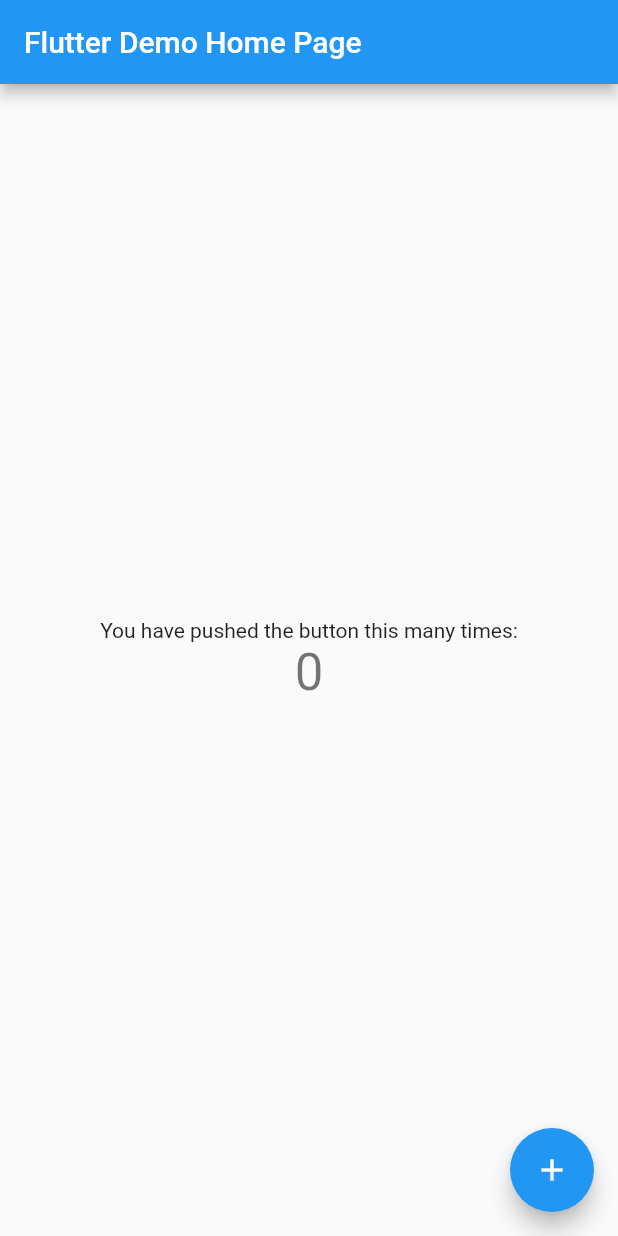
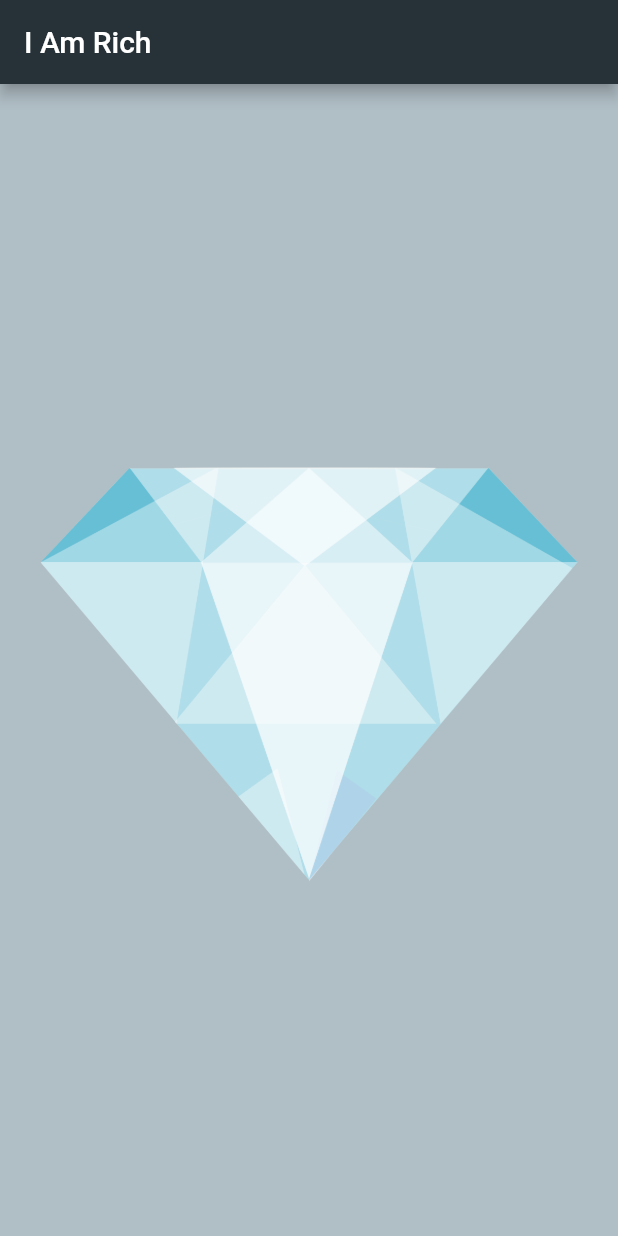
Before and after one commit to andermelo/udemy-flutter-bootcamp-with-dart, a Flutter app: the screen it shows after launch, on a phone screen of 412 x 824 dp. Run offline on Flutter 3.47's test engine with Material 2 defaults, Android fonts, the phone set to English and light mode, and no system bars.

Commit message:
simple app

```diff
--- a/i_am_rich/lib/main.dart
+++ b/i_am_rich/lib/main.dart
@@ -1,111 +1,21 @@
 import 'package:flutter/material.dart';
 
-void main() => runApp(MyApp());
-
-class MyApp extends StatelessWidget {
-  // This widget is the root of your application.
-  @override
-  Widget build(BuildContext context) {
-    return MaterialApp(
-      title: 'Flutter Demo',
-      theme: ThemeData(
-        // This is the theme of your application.
-        //
-        // Try running your application with "flutter run". You'll see the
-        // application has a blue toolbar. Then, without quitting the app, try
-        // changing the primarySwatch below to Colors.green and then invoke
-        // "hot reload" (press "r" in the console where you ran "flutter run",
-        // or simply save your changes to "hot reload" in a Flutter IDE).
-        // Notice that the counter didn't reset back to zero; the application
-        // is not restarted.
-        primarySwatch: Colors.blue,
+void main() {
+  runApp(
+    MaterialApp(
+      debugShowCheckedModeBanner: false,
+      home: Scaffold(
+        backgroundColor: Colors.blueGrey.shade200,
+        appBar: AppBar(
+          title: Text('I Am Rich'),
+          backgroundColor: Colors.blueGrey[900],
+        ),
+        body: Center(
+          child: Image(
+            image: AssetImage('images/diamond.png'),
+          )
+        ),
+      )
       ),
-      home: MyHomePage(title: 'Flutter Demo Home Page'),
-    );
-  }
+  );
 }
-
-class MyHomePage extends StatefulWidget {
-  MyHomePage({Key key, this.title}) : super(key: key);
-
-  // This widget is the home page of your application. It is stateful, meaning
-  // that it has a State object (defined below) that contains fields that affect
-  // how it looks.
-
-  // This class is the configuration for the state. It holds the values (in this
-  // case the title) provided by the parent (in this case the App widget) and
-  // used by the build method of the State. Fields in a Widget subclass are
-  // always marked "final".
-
-  final String title;
-
-  @override
-  _MyHomePageState createState() => _MyHomePageState();
-}
-
-class _MyHomePageState extends State<MyHomePage> {
-  int _counter = 0;
-
-  void _incrementCounter() {
-    setState(() {
-      // This call to setState tells the Flutter framework that something has
-      // changed in this State, which causes it to rerun the build method below
-      // so that the display can reflect the updated values. If we changed
-      // _counter without calling setState(), then the build method would not be
-      // called again, and so nothing would appear to happen.
-      _counter++;
-    });
-  }
-
-  @override
-  Widget build(BuildContext context) {
-    // This method is rerun every time setState is called, for instance as done
-    // by the _incrementCounter method above.
-    //
-    // The Flutter framework has been optimized to make rerunning build methods
-    // fast, so that you can just rebuild anything that needs updating rather
-    // than having to individually change instances of widgets.
-    return Scaffold(
-      appBar: AppBar(
-        // Here we take the value from the MyHomePage object that was created by
-        // the App.build method, and use it to set our appbar title.
-        title: Text(widget.title),
-      ),
-      body: Center(
-        // Center is a layout widget. It takes a single child and positions it
-        // in the middle of the parent.
-        child: Column(
-          // Column is also a layout widget. It takes a list of children and
-          // arranges them vertically. By default, it sizes itself to fit its
-          // children horizontally, and tries to be as tall as its parent.
-          //
-          // Invoke "debug painting" (press "p" in the console, choose the
-          // "Toggle Debug Paint" action from the Flutter Inspector in Android
-          // Studio, or the "Toggle Debug Paint" command in Visual Studio Code)
-          // to see the wireframe for each widget.
-          //
-          // Column has various properties to control how it sizes itself and
-          // how it positions its children. Here we use mainAxisAlignment to
-          // center the children vertically; the main axis here is the vertical
-          // axis because Columns are vertical (the cross axis would be
-          // horizontal).
-          mainAxisAlignment: MainAxisAlignment.center,
-          children: <Widget>[
-            Text(
-              'You have pushed the button this many times:',
-            ),
-            Text(
-              '$_counter',
-              style: Theme.of(context).textTheme.display1,
-            ),
-          ],
-        ),
-      ),
-      floatingActionButton: FloatingActionButton(
-        onPressed: _incrementCounter,
-        tooltip: 'Increment',
-        child: Icon(Icons.add),
-      ), // This trailing comma makes auto-formatting nicer for build methods.
-    );
-  }
-}
--- a/i_am_rich/pubspec.yaml
+++ b/i_am_rich/pubspec.yaml
@@ -41,8 +41,8 @@
   uses-material-design: true
 
   # To add assets to your application, add an assets section, like this:
-  # assets:
-  #  - images/a_dot_burr.jpeg
+  assets:
+   - images/diamond.png
   #  - images/a_dot_ham.jpeg
 
   # An image asset can refer to one or more resolution-specific "variants", see
```
Also changed, not shown: i_am_rich/images/diamond.png (added), i_am_rich/images/i_am_rich_app_icon.png (added), 1 other file.
